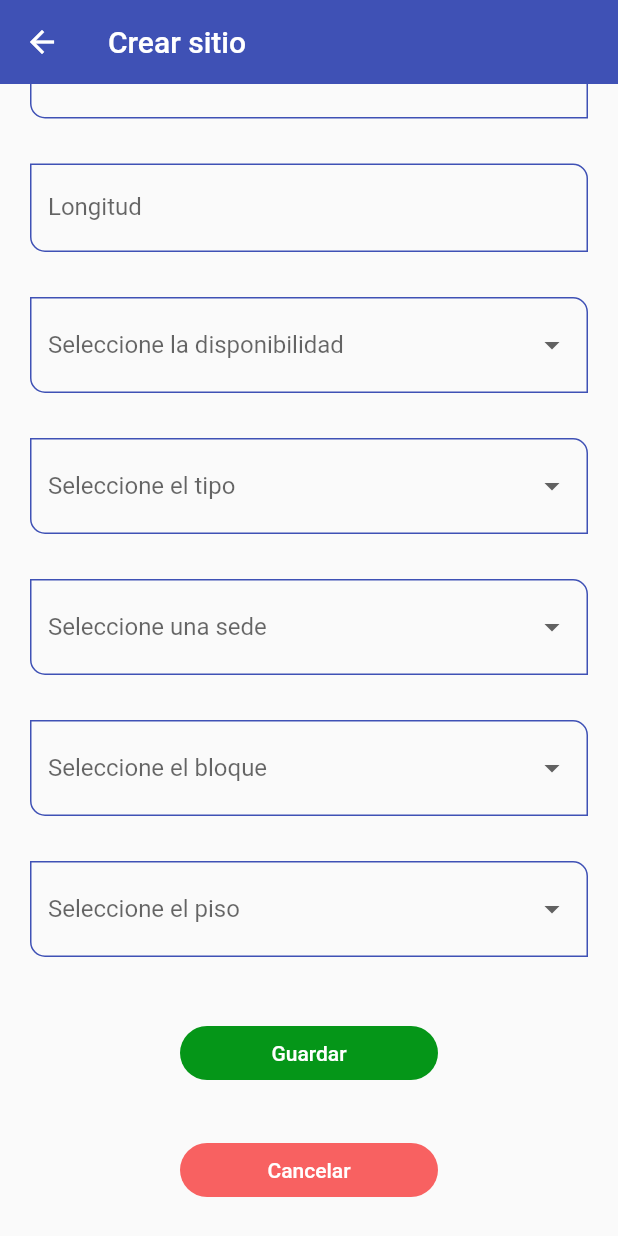
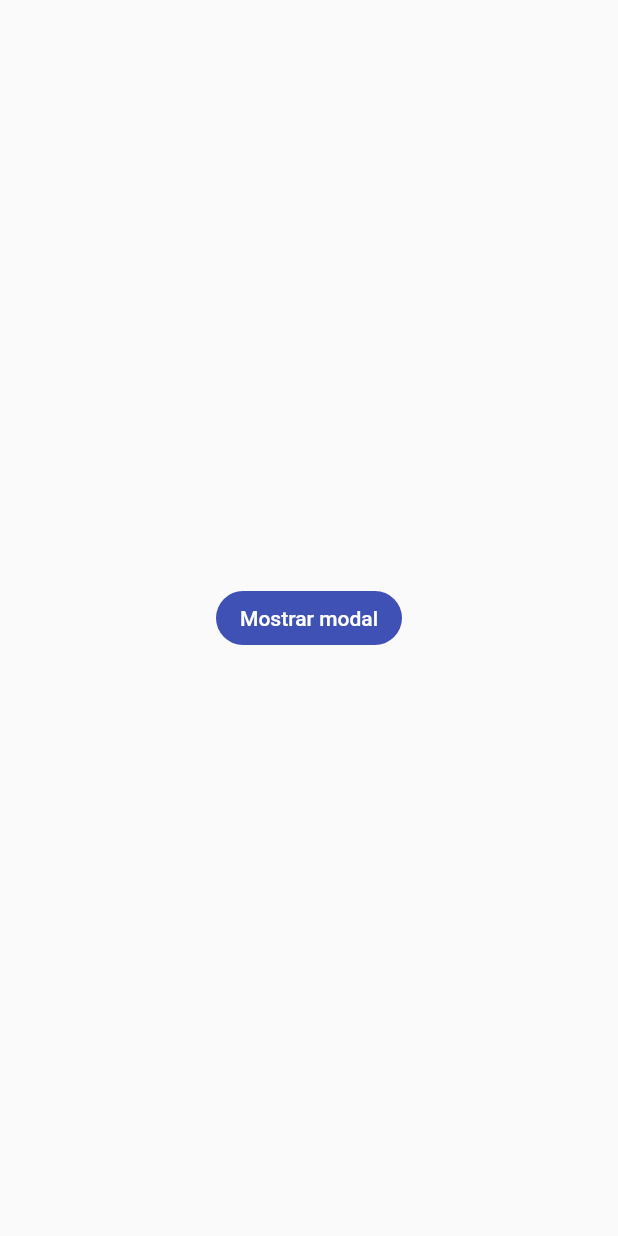
Before and after one commit to CristianDavidEC/UbicateUC-Frontend, a Flutter app: the CreatePlaceScreen screen opened by its route, scrolled down 521 dp, after a tap on "Guardar", on a phone screen of 412 x 824 dp. Run offline on Flutter 3.47's test engine with Material 2 defaults, Android fonts, the phone set to English and light mode, and no system bars; our stand-ins replace dio, flutter_svg; missing offline and left inert: dart:js; network calls fail.

Commit message:
Pantalla de confirmación de crear sitio

```diff
--- a/ubicate_uc_app/lib/router/app_routers.dart
+++ b/ubicate_uc_app/lib/router/app_routers.dart
@@ -2,6 +2,7 @@ import 'package:flutter/material.dart';
 
 import 'package:front_ubicate_uc/screens/screens.dart';
 import '../models/models.dart';
+import '../screens/confirm_CreatePlace.dart';
 
 class AppRoutes {
   static const initialRoute = 'home';
@@ -16,6 +17,11 @@ class AppRoutes {
         route: 'ConsultarSitio',
         name: 'Consultar sitio',
         screen: const LookPlaceScreen(),
+        icon: Icons.list_rounded),
+    MenuOption(
+        route: 'ExampleScreen',
+        name: 'Confirmar Creacion de sitio',
+        screen: const ExampleScreen(),
         icon: Icons.list_rounded),
     MenuOption(
         route: 'VerLugar',
@@ -37,5 +43,4 @@ class AppRoutes {
       builder: (context) => const AlertScreen(),
     );
   }
-
 }
--- /dev/null
+++ b/ubicate_uc_app/lib/screens/confirm_CreatePlace.dart
@@ -0,0 +1,44 @@
+import 'dart:js';
+
+import 'package:flutter/material.dart';
+import 'package:front_ubicate_uc/widgets/widgets.dart';
+import '../Services/api.dart' as api;
+import '../Services/api.dart';
+import '../models/site.dart';
+
+
+class ExampleScreen extends StatelessWidget {
+  const ExampleScreen({Key? key}) : super(key: key);
+
+  @override
+  Widget build(BuildContext context) {
+    return Scaffold(
+      body: Center(
+        child: ElevatedButton(
+          onPressed: () => showModal(context),
+          child: Text('Mostrar modal'),
+        ),
+      ),
+    );
+  }
+
+  void showModal(BuildContext context) {
+    showDialog(
+      context: context,
+      builder: (BuildContext context) {
+        return AlertDialog(
+          title: Text('Título del modal'),
+          content: Text('Contenido del modal'),
+          actions: <Widget>[
+            TextButton(
+              child: Text('Cerrar'),
+              onPressed: () {
+                  Navigator.pushNamed(context, 'home');
+              },
+            ),
+          ],
+        );
+      },
+    );
+  }
+}
--- a/ubicate_uc_app/lib/screens/createPlace_screen.dart
+++ b/ubicate_uc_app/lib/screens/createPlace_screen.dart
@@ -242,6 +242,7 @@ class CreatePlaceScreen extends StatelessWidget {
                             padding: EdgeInsets.symmetric(vertical: 20)),
                         ElevatedButton(
                           onPressed: () {
+                            Navigator.pushNamed(context, 'ExampleScreen');
                             print(formValues);
                             postHttp(formValues);
                           },
```
